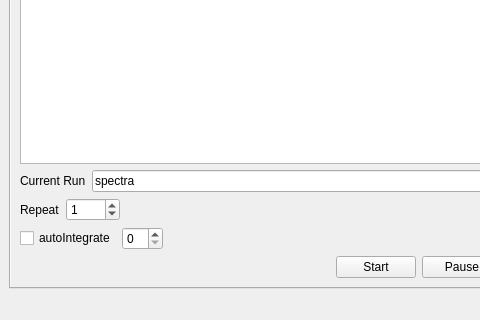
The window that piccolo2/player/player.ui (TeamPiccolo/piccolo2-player) describes before a commit, drawn with Qt 5; both pictures show x 0 to 480 and y 350 to 670 of the 780 by 670 pixel window.
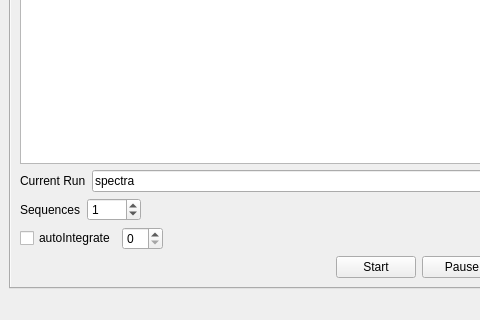
The same window after the commit. The open tabs and pages were chosen to show the change. Custom widgets are drawn as their Qt base class.

The edit to the form file:
```diff
--- a/piccolo2/player/player.ui
+++ b/piccolo2/player/player.ui
@@ -309,7 +309,7 @@
             <item>
              <widget class="QLabel" name="label_2">
               <property name="text">
-               <string>Repeat</string>
+               <string>Sequences</string>
               </property>
              </widget>
             </item>
```
Left out of the diff: 2 changed lines with no effect on the pictures.
